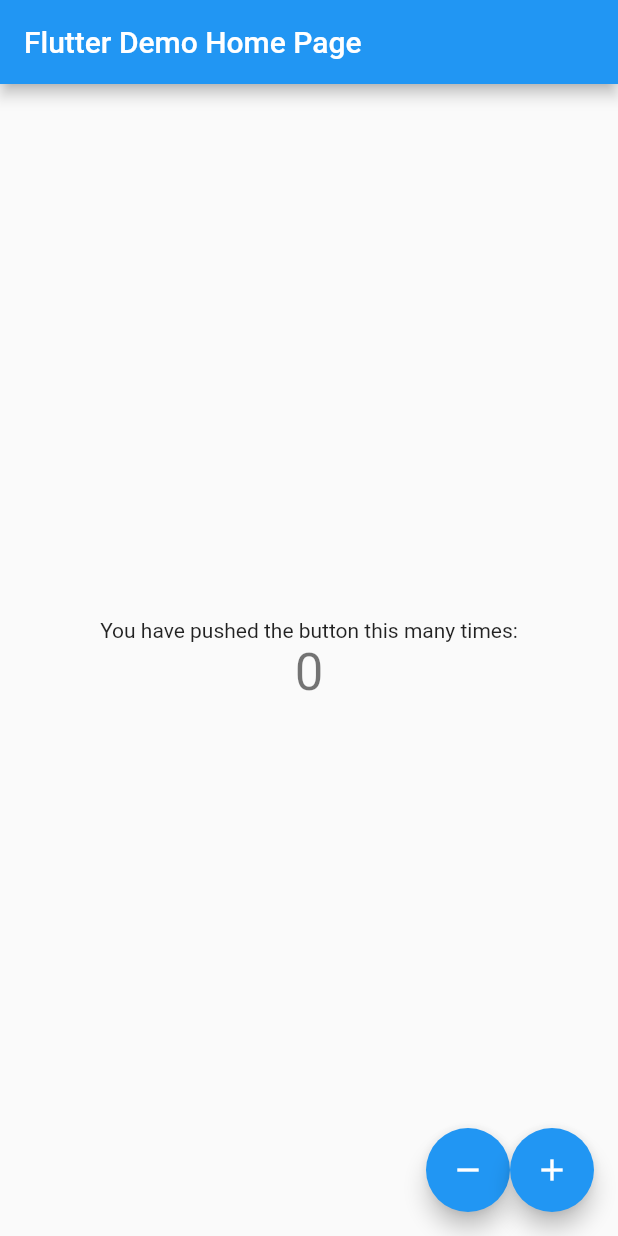
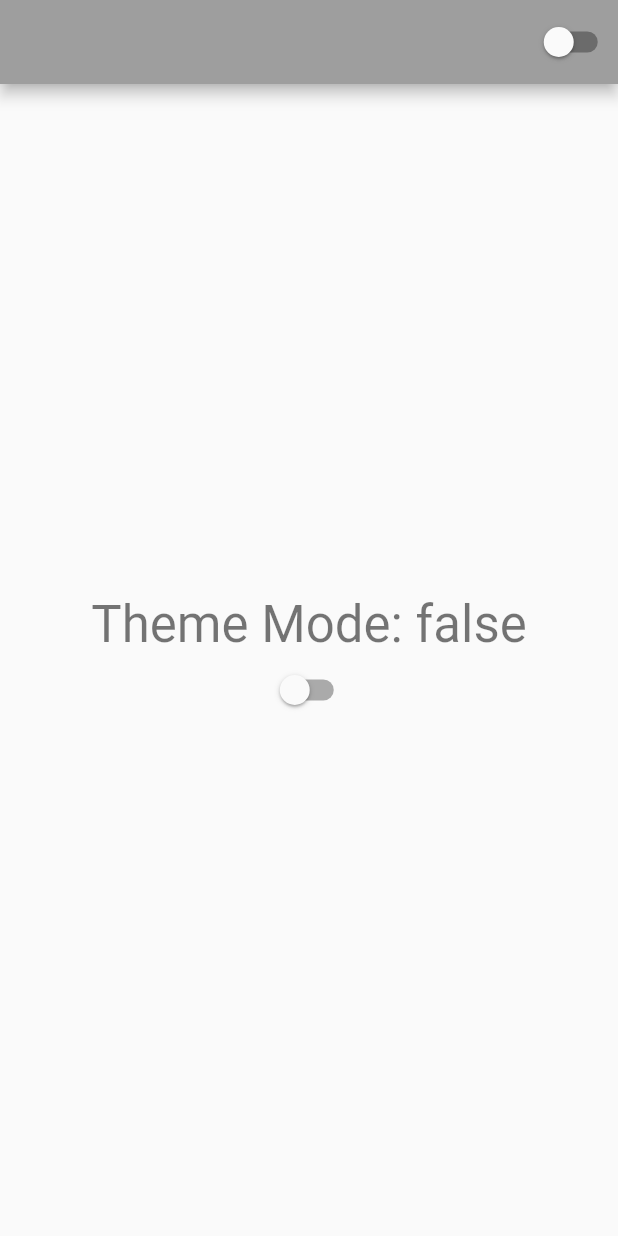
Before and after one commit to faisalahamed/bloc_practice_reso_coder, a Flutter app: the screen it shows after launch, on a phone screen of 412 x 824 dp. Run offline on Flutter 3.47's test engine with Material 2 defaults, Android fonts, the light colour scheme and no system bars; our stand-ins replace bloc, equatable, flutter_bloc, hydrated_bloc.

Commit message:
theme with bloc

```diff
--- /dev/null
+++ b/lib/constant/theme.dart
@@ -0,0 +1,56 @@
+import 'package:flutter/material.dart';
+
+enum AppTheme { darkTheme, lightTheme }
+
+class AppThemes {
+  static final appThemeData = {
+    // !Dark Theme
+
+    AppTheme.darkTheme: ThemeData(
+      primarySwatch: Colors.grey,
+      primaryColor: Colors.black,
+      brightness: Brightness.dark,
+      backgroundColor: const Color(0xFF212121),
+      dividerColor: Colors.black54,
+      floatingActionButtonTheme: const FloatingActionButtonThemeData(
+        backgroundColor: Colors.white,
+      ),
+      textButtonTheme: TextButtonThemeData(
+        style: ButtonStyle(
+          foregroundColor: MaterialStateProperty.all(Colors.white),
+        ),
+      ),
+      textTheme: const TextTheme(
+        subtitle1: TextStyle(color: Colors.white),
+      ),
+      bottomNavigationBarTheme: const BottomNavigationBarThemeData(
+          backgroundColor: Colors.grey, unselectedItemColor: Colors.white),
+    ),
+
+    // !Light Theme
+
+    AppTheme.lightTheme: ThemeData(
+      primarySwatch: Colors.grey,
+      primaryColor: Colors.white,
+      brightness: Brightness.light,
+      backgroundColor: const Color(0xFFE5E5E5),
+      dividerColor: const Color(0xff757575),
+      floatingActionButtonTheme: const FloatingActionButtonThemeData(
+        backgroundColor: Colors.black,
+        foregroundColor: Colors.white,
+      ),
+      textButtonTheme: TextButtonThemeData(
+        style: ButtonStyle(
+          foregroundColor: MaterialStateProperty.all(Colors.black),
+        ),
+      ),
+      textTheme: const TextTheme(
+        subtitle1: TextStyle(color: Colors.black),
+      ),
+      bottomNavigationBarTheme: const BottomNavigationBarThemeData(
+          backgroundColor: Colors.grey,
+          selectedItemColor: Colors.black,
+          unselectedItemColor: Colors.white),
+    ),
+  };
+}
--- a/lib/main.dart
+++ b/lib/main.dart
@@ -1,7 +1,19 @@
+import 'package:bloc_learing/constant/theme.dart';
+import 'package:bloc_learing/theme_bloc/theme_bloc.dart';
 import 'package:flutter/material.dart';
+import 'package:flutter_bloc/flutter_bloc.dart';
+import 'package:hydrated_bloc/hydrated_bloc.dart';
+import 'package:path_provider/path_provider.dart';
 
-void main() {
-  runApp(const MyApp());
+void main() async {
+  WidgetsFlutterBinding.ensureInitialized();
+  final stroage = await HydratedStorage.build(
+      storageDirectory: await getApplicationDocumentsDirectory());
+
+  HydratedBlocOverrides.runZoned(
+    () => runApp(const MyApp()),
+    storage: stroage,
+  );
 }
 
 class MyApp extends StatelessWidget {
@@ -9,74 +21,73 @@
 
   @override
   Widget build(BuildContext context) {
+    return MultiBlocProvider(
+      providers: [
+        BlocProvider(
+          create: (context) => ThemeBloc(),
+        )
+      ],
+      child: BlocBuilder<ThemeBloc, ThemeState>(
+        builder: (context, state) {
           return MaterialApp(
             title: 'Flutter Demo',
-      theme: ThemeData(
-        primarySwatch: Colors.blue,
+            theme: state.themeMode
+                ? AppThemes.appThemeData[AppTheme.darkTheme]
+                : AppThemes.appThemeData[AppTheme.lightTheme],
+            home: const MyHomePage(),
+          );
+        },
       ),
-      home: const MyHomePage(title: 'Flutter Demo Home Page'),
     );
   }
 }
 
-class MyHomePage extends StatefulWidget {
-  const MyHomePage({Key? key, required this.title}) : super(key: key);
-
-  final String title;
-
-  @override
-  State<MyHomePage> createState() => _MyHomePageState();
-}
-
-class _MyHomePageState extends State<MyHomePage> {
-  int _counter = 0;
-
-  void _incrementCounter() {
-    setState(() {
-      _counter++;
-    });
-  }
-
-  void _decrementCounter() {
-    setState(() {
-      _counter--;
-    });
-  }
+class MyHomePage extends StatelessWidget {
+  const MyHomePage({Key? key}) : super(key: key);
 
   @override
   Widget build(BuildContext context) {
     return Scaffold(
       appBar: AppBar(
-        title: Text(widget.title),
+        // title: Text('theme'),
+        actions: [
+          Container(
+            width: 60,
+            child: BlocBuilder<ThemeBloc, ThemeState>(
+              builder: (context, state) {
+                return Switch(
+                    value: state.themeMode,
+                    onChanged: (c) {
+                      c
+                          ? context.read<ThemeBloc>().add(ThemeLightEvent())
+                          : context.read<ThemeBloc>().add(ThemeDarkEvent());
+                    });
+              },
             ),
-      body: Center(
+          ),
+        ],
+      ),
+      body: BlocBuilder<ThemeBloc, ThemeState>(
+        builder: (context, state) {
+          return Center(
             child: Column(
               mainAxisAlignment: MainAxisAlignment.center,
               children: <Widget>[
-            const Text(
-              'You have pushed the button this many times:',
-            ),
                 Text(
-              '$_counter',
+                  'Theme Mode: ${state.themeMode.toString()}',
                   style: Theme.of(context).textTheme.headline4,
                 ),
+                Switch(
+                    value: state.themeMode,
+                    onChanged: (v) {
+                      v
+                          ? context.read<ThemeBloc>().add(ThemeLightEvent())
+                          : context.read<ThemeBloc>().add(ThemeDarkEvent());
+                    })
               ],
             ),
-      ),
-      floatingActionButton: Row(
-        mainAxisAlignment: MainAxisAlignment.end,
-        children: [
-          FloatingActionButton(
-            onPressed: _decrementCounter,
-            tooltip: 'Increment',
-            child: const Icon(Icons.remove),
-          ),
-          FloatingActionButton(
-            onPressed: _incrementCounter,
-            tooltip: 'Increment',
-            child: const Icon(Icons.add),
-          ),
-        ],
+          );
+        },
       ),
     );
   }
--- /dev/null
+++ b/lib/theme_bloc/theme_bloc.dart
@@ -0,0 +1,27 @@
+import 'package:bloc/bloc.dart';
+import 'package:equatable/equatable.dart';
+import 'package:hydrated_bloc/hydrated_bloc.dart';
+
+part 'theme_event.dart';
+part 'theme_state.dart';
+
+class ThemeBloc extends HydratedBloc<ThemeEvent, ThemeState> {
+  ThemeBloc() : super(const ThemeInitial(themeMode: false)) {
+    on<ThemeLightEvent>((event, emit) {
+      emit(ThemeLightState(themeMode: true));
+    });
+    on<ThemeDarkEvent>((event, emit) {
+      emit(ThemeLightState(themeMode: false));
+    });
+  }
+
+  @override
+  ThemeState? fromJson(Map<String, dynamic> json) {
+    return ThemeState.fromMap(json);
+  }
+
+  @override
+  Map<String, dynamic>? toJson(ThemeState state) {
+    return state.toMap();
+  }
+}
--- /dev/null
+++ b/lib/theme_bloc/theme_event.dart
@@ -0,0 +1,11 @@
+part of 'theme_bloc.dart';
+
+abstract class ThemeEvent extends Equatable {
+  const ThemeEvent();
+
+  @override
+  List<Object> get props => [];
+}
+
+class ThemeLightEvent extends ThemeEvent{}
+class ThemeDarkEvent extends ThemeEvent{}
--- /dev/null
+++ b/lib/theme_bloc/theme_state.dart
@@ -0,0 +1,29 @@
+part of 'theme_bloc.dart';
+
+class ThemeState extends Equatable {
+  final bool themeMode;
+  const ThemeState({required this.themeMode});
+
+  @override
+  List<Object> get props => [themeMode];
+
+  Map<String, dynamic> toMap() {
+    return {'themeMode': themeMode};
+  }
+
+  factory ThemeState.fromMap(Map<String, dynamic> map) {
+    return ThemeState(themeMode: map['themeMode']);
+  }
+}
+
+class ThemeInitial extends ThemeState {
+  const ThemeInitial({required themeMode}) : super(themeMode: themeMode);
+}
+
+class ThemeLightState extends ThemeState {
+  const ThemeLightState({required themeMode}) : super(themeMode: themeMode);
+}
+
+class ThemeDarkState extends ThemeState {
+  const ThemeDarkState({required themeMode}) : super(themeMode: themeMode);
+}
--- a/pubspec.yaml
+++ b/pubspec.yaml
@@ -34,6 +34,10 @@
   # The following adds the Cupertino Icons font to your application.
   # Use with the CupertinoIcons class for iOS style icons.
   cupertino_icons: ^1.0.2
+  flutter_bloc: ^8.0.1
+  hydrated_bloc: ^8.1.0
+  path_provider: ^2.0.11
+  equatable: ^2.0.3
 
 dev_dependencies:
   flutter_test:
```
Also changed, not shown: pubspec.lock, 7 other files. Lines whose indentation alone changed are shown as unchanged.
